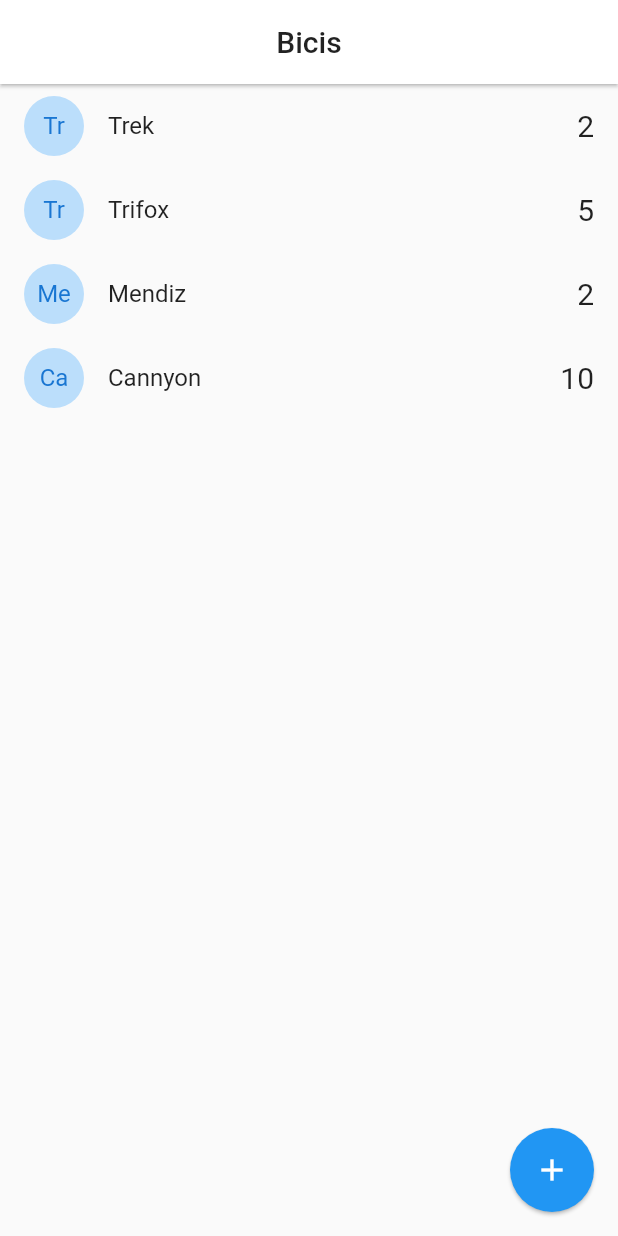
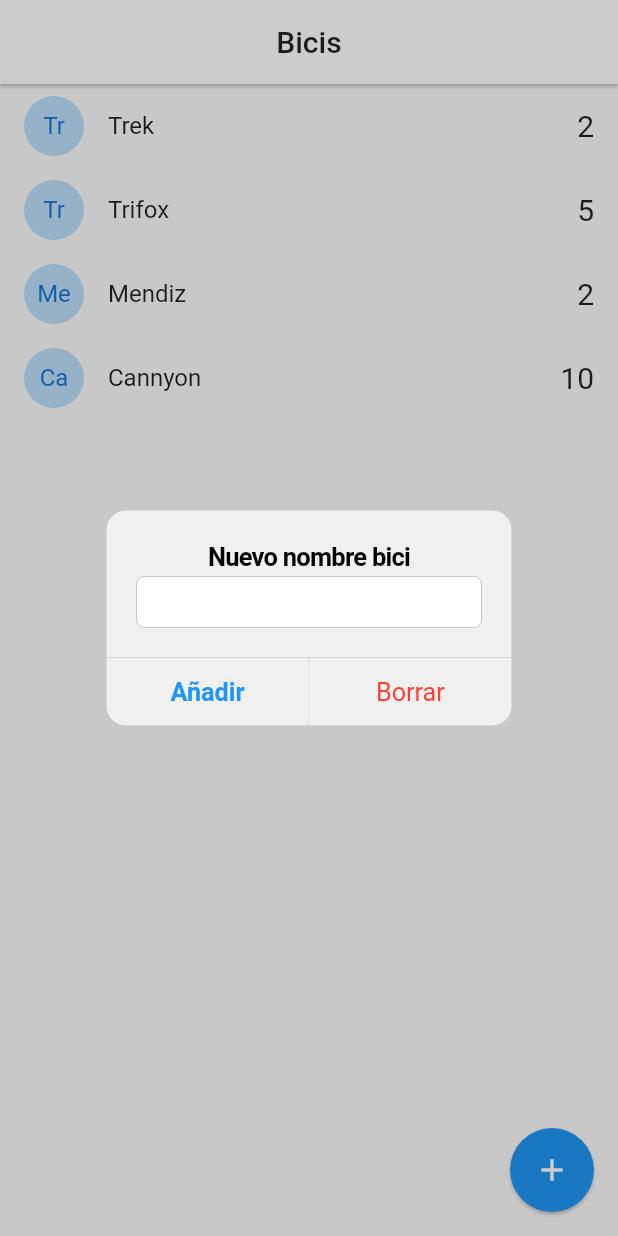
Before and after one commit to Antoniojesus1999/flutter_sockets, a Flutter app: the screen it shows after launch, after a tap on the "add" icon, on a phone screen of 412 x 824 dp. Run offline on Flutter 3.47's test engine with Material 2 defaults, Android fonts, the phone set to English and light mode, and no system bars.

Commit message:
añadir una bici

```diff
--- a/lib/pages/home.dart
+++ b/lib/pages/home.dart
@@ -1,7 +1,12 @@
+import 'dart:io';
+
+import 'package:flutter/cupertino.dart';
 import 'package:flutter/material.dart';
-import 'package:flutter_sockets/models/Bici.dart';
+import 'package:flutter_sockets/models/bici.dart';
 
 class HomePage extends StatefulWidget {
+  const HomePage({super.key});
+
   @override
   State<HomePage> createState() => _HomePageState();
 }
@@ -27,7 +32,7 @@ class _HomePageState extends State<HomePage> {
           itemCount: bicis.length,
           itemBuilder: (context, i) => _biciTile(bicis[i])),
       floatingActionButton: FloatingActionButton(
-        onPressed: () => addNewBici,
+        onPressed: addNewBici,
         child: Icon(Icons.add),
         elevation: 1,
       ),
@@ -52,20 +57,59 @@ class _HomePageState extends State<HomePage> {
   }
 
   addNewBici() {
-    showDialog(
+    final textController = TextEditingController();
+
+    if (!Platform.isAndroid) {
+      return showDialog(
           context: context,
           builder: (context) {
             return AlertDialog(
-            title: Text('Nueva bici nombre: '),
-            content: TextField(),
+              title: const Text('Nueva bici nombre: '),
+              content: TextField(
+                controller: textController,
+              ),
               actions: [
                 MaterialButton(
-                onPressed: () {},
+                  onPressed: () => addBiciToList(textController.text),
                   child: Text('Añadir'),
                   elevation: 5,
+                  textColor: Colors.blue,
                 )
               ],
             );
           });
     }
+    showCupertinoDialog(
+        builder: (_) {
+          return CupertinoAlertDialog(
+            title: const Text('Nuevo nombre bici'),
+            content: CupertinoTextField(
+              controller: textController,
+            ),
+            actions: [
+              CupertinoDialogAction(
+                child: Text('Añadir'),
+                isDefaultAction: true,
+                onPressed: () => addBiciToList(textController.text),
+              ),
+              CupertinoDialogAction(
+                child: Text('Borrar'),
+                isDestructiveAction: true,
+                onPressed: () => Navigator.pop(context),
+              )
+            ],
+          );
+        },
+        context: context);
   }
+
+  void addBiciToList(String nombre) {
+    ;
+    if (nombre.length > 1) {
+      //podemos agregar
+      this.bicis.add(
+          new Bici(id: DateTime.now().toString(), nombre: nombre, votos: 0));
+    }
+    Navigator.pop(context);
+  }
+}
```
Lines whose indentation alone changed are shown as unchanged.
